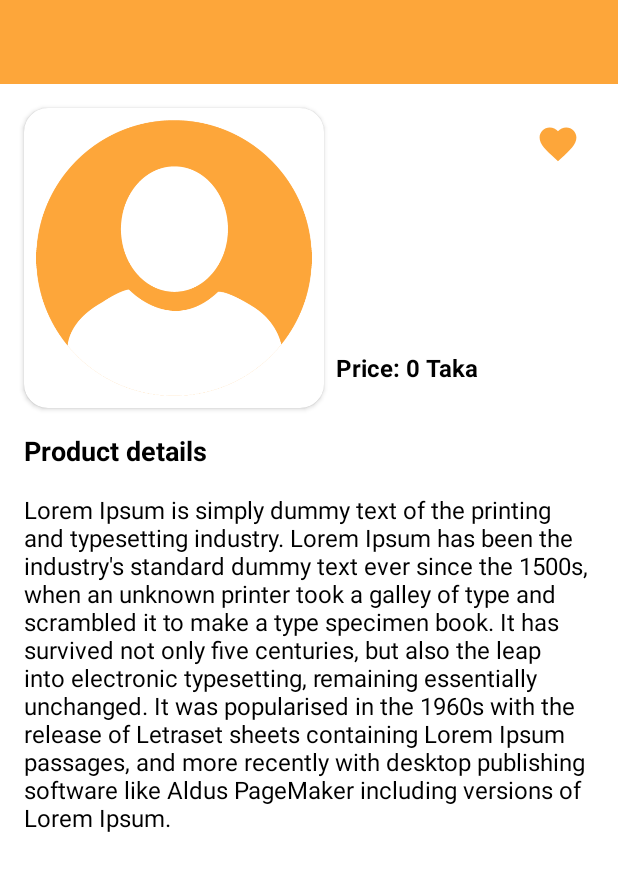
After one commit to BAYO8282/Ecommerce, an Android app: the ProductDetailsActivity screen opened directly, with no data from a screen before it, on a phone screen of 412 x 824 dp. The commit adds this screen. Shown: the top 871 px of the screen. Run offline under Robolectric (Android 15) with nearby library versions, the phone set to English and light mode, and no system bars.

Commit message:
order done

```diff
--- a/app/src/main/AndroidManifest.xml
+++ b/app/src/main/AndroidManifest.xml
@@ -11,7 +11,9 @@
         android:supportsRtl="true"
         android:theme="@style/Theme.ECommerce"
         tools:replace="android:theme">
-        <activity android:name=".activities.CheckoutActivity"
+        <activity android:name=".activities.ProductDetailsActivity"></activity>
+        <activity
+            android:name=".activities.CheckoutActivity"
             android:label="Checkout" />
         <activity
             android:name=".activities.RegistrationActivity"
--- /dev/null
+++ b/app/src/main/java/net/bugfixers/e_commerce/activities/ProductDetailsActivity.java
@@ -0,0 +1,34 @@
+package net.bugfixers.e_commerce.activities;
+
+import androidx.appcompat.app.AppCompatActivity;
+
+import android.os.Bundle;
+import android.widget.ImageView;
+import android.widget.TextView;
+
+import com.bumptech.glide.Glide;
+
+import net.bugfixers.e_commerce.R;
+
+public class ProductDetailsActivity extends AppCompatActivity {
+
+    @Override
+    protected void onCreate(Bundle savedInstanceState) {
+        super.onCreate(savedInstanceState);
+        setContentView(R.layout.activity_product_details);
+
+        String image = getIntent().getStringExtra("productImage");
+        String name = getIntent().getStringExtra("productName");
+        int price = getIntent().getIntExtra("productPrice", 0);
+        String details = getIntent().getStringExtra("productDetails");
+
+        ImageView imageProduct = findViewById(R.id.image_product);
+        TextView productName = findViewById(R.id.text_product_name);
+        TextView productPrice = findViewById(R.id.text_product_price);
+        TextView productDetails = findViewById(R.id.text_product_details);
+        Glide.with(this).load(image).placeholder(R.drawable.ic_profile_large).error(R.drawable.ic_profile_large).into(imageProduct);
+        productName.setText(name);
+        productPrice.setText(String.format("Price: %s Taka", price));
+//        productDetails.setText(details);
+    }
+}
--- a/app/src/main/java/net/bugfixers/e_commerce/adapters/MainAdapter.java
+++ b/app/src/main/java/net/bugfixers/e_commerce/adapters/MainAdapter.java
@@ -1,6 +1,7 @@
 package net.bugfixers.e_commerce.adapters;
 
 import android.content.Context;
+import android.content.Intent;
 import android.view.LayoutInflater;
 import android.view.View;
 import android.view.ViewGroup;
@@ -15,9 +16,9 @@ import com.bumptech.glide.Glide;
 
 import net.bugfixers.e_commerce.R;
 import net.bugfixers.e_commerce.activities.MainActivity;
+import net.bugfixers.e_commerce.activities.ProductDetailsActivity;
 import net.bugfixers.e_commerce.models.Product;
 
-import java.util.ArrayList;
 import java.util.Locale;
 
 public class MainAdapter extends RecyclerView.Adapter<MainAdapter.ViewHolder> {
@@ -86,6 +87,13 @@ public class MainAdapter extends RecyclerView.Adapter<MainAdapter.ViewHolder> {
         });
 
         holder.favorite.setImageResource(product.isFavorite()?R.drawable.ic_favorites:R.drawable.ic_favorites_border);
+
+        holder.itemView.setOnClickListener(v -> context.startActivity(new Intent(context, ProductDetailsActivity.class)
+                .putExtra("productImage", product.getImage())
+                .putExtra("productName", product.getName())
+                .putExtra("productPrice", product.getPrice())
+                .putExtra("productDetails", product.getDetails())
+        ));
     }
 
     @Override
--- a/app/src/main/java/net/bugfixers/e_commerce/models/Product.java
+++ b/app/src/main/java/net/bugfixers/e_commerce/models/Product.java
@@ -11,6 +11,7 @@ public class Product implements Parcelable {
     private String image;
     private int amount;
     private boolean favorite;
+    private String details;
 
     public Product() {
 
@@ -64,9 +65,17 @@ public class Product implements Parcelable {
         this.favorite = favorite;
     }
 
+    public String getDetails() {
+        return details;
+    }
+
+    public void setDetails(String details) {
+        this.details = details;
+    }
+
     // Parcelling part
     public Product(Parcel in){
-        String[] data = new String[5];
+        String[] data = new String[6];
 
         in.readStringArray(data);
         this.name = data[0];
@@ -74,6 +83,7 @@ public class Product implements Parcelable {
         this.category = data[2];
         this.image = data[3];
         this.amount = Integer.parseInt(data[4]);
+        this.details = data[5];
     }
 
     @Override
@@ -88,7 +98,8 @@ public class Product implements Parcelable {
                 String.valueOf(this.price),
                 this.category,
                 this.image,
-                String.valueOf(this.amount)
+                String.valueOf(this.amount),
+                this.details
         });
     }
     public static final Parcelable.Creator CREATOR = new Parcelable.Creator() {
--- /dev/null
+++ b/app/src/main/res/layout/activity_product_details.xml
@@ -0,0 +1,114 @@
+<?xml version="1.0" encoding="utf-8"?>
+<androidx.constraintlayout.widget.ConstraintLayout
+    xmlns:android="http://schemas.android.com/apk/res/android"
+    xmlns:app="http://schemas.android.com/apk/res-auto"
+    android:layout_width="match_parent"
+    android:layout_height="wrap_content">
+
+    <androidx.appcompat.widget.Toolbar
+        android:id="@+id/toolbar"
+        android:layout_width="match_parent"
+        android:layout_height="wrap_content"
+        android:background="@color/orange"
+        android:theme="@style/ThemeOverlay.AppCompat.Dark.ActionBar"
+        app:popupTheme="@style/ThemeOverlay.AppCompat.Light"
+        app:layout_constraintTop_toTopOf="parent"
+        app:layout_constraintStart_toStartOf="parent"
+        app:layout_constraintEnd_toEndOf="parent" />
+
+    <androidx.cardview.widget.CardView
+        android:id="@+id/cart_product_image"
+        android:layout_width="wrap_content"
+        android:layout_height="wrap_content"
+        android:layout_margin="16dp"
+        app:cardCornerRadius="16dp"
+        android:elevation="5dp"
+        app:layout_constraintTop_toBottomOf="@id/toolbar"
+        app:layout_constraintStart_toStartOf="parent">
+
+        <ImageView
+            android:id="@+id/image_product"
+            android:layout_width="200dp"
+            android:layout_height="200dp"
+            android:padding="8dp"
+            android:src="@mipmap/ic_launcher"
+            android:contentDescription="@string/app_name" />
+
+    </androidx.cardview.widget.CardView>
+
+    <ImageView
+        android:id="@+id/favorite"
+        android:layout_width="48dp"
+        android:layout_height="48dp"
+        android:layout_margin="16dp"
+        android:padding="8dp"
+        android:src="@drawable/ic_favorites"
+        android:contentDescription="@string/app_name"
+        app:layout_constraintTop_toBottomOf="@id/toolbar"
+        app:layout_constraintEnd_toEndOf="parent"
+        app:tint="@color/orange" />
+
+    <TextView
+        android:id="@+id/text_product_name"
+        android:layout_width="0dp"
+        android:layout_height="wrap_content"
+        android:layout_marginStart="8dp"
+        android:layout_marginEnd="16dp"
+        android:layout_marginBottom="16dp"
+        android:gravity="start"
+        android:text="Name"
+        android:textColor="@color/black"
+        android:textSize="18sp"
+        android:textStyle="bold"
+        android:singleLine="true"
+        app:layout_constraintStart_toEndOf="@id/cart_product_image"
+        app:layout_constraintEnd_toEndOf="parent"
+        app:layout_constraintBottom_toTopOf="@id/text_product_price" />
+
+    <TextView
+        android:id="@+id/text_product_price"
+        android:layout_width="0dp"
+        android:layout_height="wrap_content"
+        android:gravity="start"
+        android:layout_marginStart="8dp"
+        android:layout_marginEnd="16dp"
+        android:layout_marginBottom="16dp"
+        android:text="Price"
+        android:textColor="@color/black"
+        android:textSize="16sp"
+        android:textStyle="bold"
+        app:layout_constraintStart_toEndOf="@id/cart_product_image"
+        app:layout_constraintEnd_toEndOf="parent"
+        app:layout_constraintBottom_toBottomOf="@id/cart_product_image" />
+
+    <TextView
+        android:id="@+id/title_product_details"
+        android:layout_width="0dp"
+        android:layout_height="wrap_content"
+        android:layout_margin="16dp"
+        android:gravity="start"
+        android:layout_marginBottom="16dp"
+        android:text="Product details"
+        android:textColor="@color/black"
+        android:textSize="18sp"
+        android:textStyle="bold"
+        app:layout_constraintTop_toBottomOf="@id/cart_product_image"
+        app:layout_constraintStart_toStartOf="parent"
+        app:layout_constraintEnd_toEndOf="parent" />
+
+    <TextView
+        android:id="@+id/text_product_details"
+        android:layout_width="0dp"
+        android:layout_height="wrap_content"
+        android:layout_margin="16dp"
+        android:gravity="start"
+        android:layout_marginBottom="16dp"
+        android:text="Lorem Ipsum is simply dummy text of the printing and typesetting industry. Lorem Ipsum has been the industry's standard dummy text ever since the 1500s, when an unknown printer took a galley of type and scrambled it to make a type specimen book. It has survived not only five centuries, but also the leap into electronic typesetting, remaining essentially unchanged. It was popularised in the 1960s with the release of Letraset sheets containing Lorem Ipsum passages, and more recently with desktop publishing software like Aldus PageMaker including versions of Lorem Ipsum."
+        android:textColor="@color/black"
+        android:textSize="16sp"
+        app:layout_constraintTop_toBottomOf="@id/title_product_details"
+        app:layout_constraintStart_toStartOf="parent"
+        app:layout_constraintEnd_toEndOf="parent"
+        app:layout_constraintBottom_toBottomOf="parent" />
+
+</androidx.constraintlayout.widget.ConstraintLayout>
--- a/app/src/main/res/layout/item_checkout.xml
+++ b/app/src/main/res/layout/item_checkout.xml
@@ -36,7 +36,7 @@
             android:gravity="start"
             android:text="Name"
             android:textColor="@color/black"
-            android:textSize="12dp"
+            android:textSize="12sp"
             android:textStyle="bold"
             android:singleLine="true"
             app:layout_constraintStart_toEndOf="@id/image_product"
@@ -52,7 +52,7 @@
             android:layout_marginBottom="24dp"
             android:text="Price"
             android:textColor="@color/black"
-            android:textSize="12dp"
+            android:textSize="12sp"
             app:layout_constraintStart_toEndOf="@id/image_product"
             app:layout_constraintEnd_toStartOf="@id/cart_amount"
             app:layout_constraintBottom_toBottomOf="parent" />
@@ -84,7 +84,7 @@
                 android:layout_height="wrap_content"
                 android:padding="8dp"
                 android:text="0"
-                android:textSize="18dp"
+                android:textSize="18sp"
                 android:textColor="@color/white" />
 
             <ImageView
--- a/app/src/main/res/layout/item_product.xml
+++ b/app/src/main/res/layout/item_product.xml
@@ -80,7 +80,7 @@
                 android:layout_height="wrap_content"
                 android:padding="8dp"
                 android:text="0"
-                android:textSize="18dp"
+                android:textSize="18sp"
                 android:textColor="@color/white" />
 
             <ImageView
@@ -102,7 +102,7 @@
             android:gravity="center"
             android:text="Name"
             android:textColor="@color/black"
-            android:textSize="12dp"
+            android:textSize="12sp"
             android:textStyle="bold"
             android:singleLine="true"
             app:layout_constraintStart_toStartOf="parent"
@@ -117,7 +117,7 @@
             android:layout_marginBottom="8dp"
             android:text="Price"
             android:textColor="@color/black"
-            android:textSize="12dp"
+            android:textSize="12sp"
             app:layout_constraintStart_toStartOf="parent"
             app:layout_constraintEnd_toEndOf="parent"
             app:layout_constraintBottom_toBottomOf="parent" />
```
